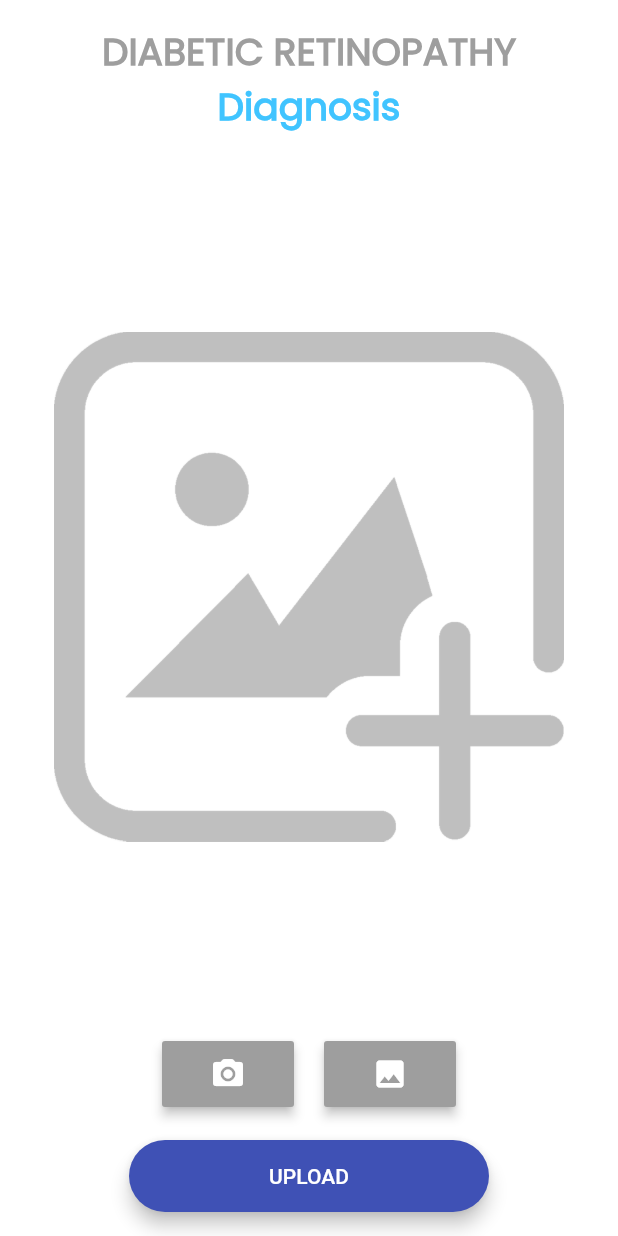
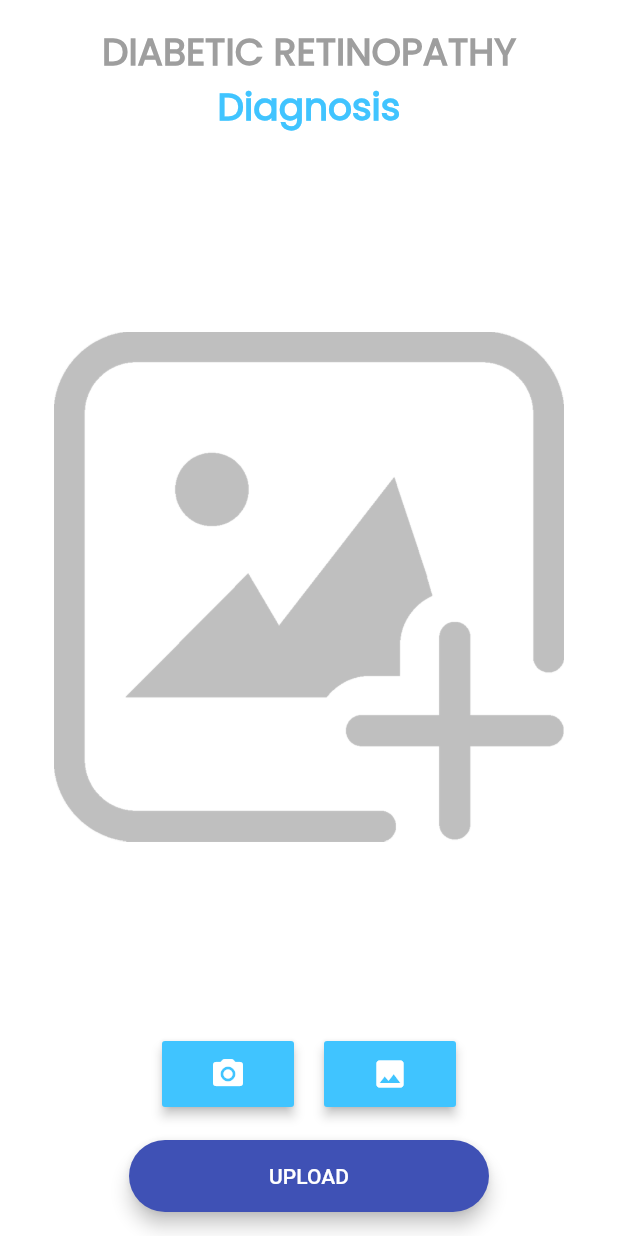
Before and after one commit to Ammar-Raneez/E-Ophthalmologist_UI, a Flutter app: the DiagnosisScreen screen opened by its route, on a phone screen of 412 x 824 dp. Run offline on Flutter 3.47's test engine with Material 2 defaults, Android fonts, the phone set to English and light mode, and no system bars; our stand-ins replace cached_network_image, cloud_firestore, dio, firebase_auth, firebase_core, firebase_storage and 4 more; accounts and stored records are empty.

Commit message:
changed colors

```diff
--- a/lib/screens/diagnosis_screen.dart
+++ b/lib/screens/diagnosis_screen.dart
@@ -233,7 +233,7 @@ class _DiagnosisScreenState extends State<DiagnosisScreen> {
     return RaisedButton(
       elevation: 3.0,
       padding: EdgeInsets.symmetric(horizontal: 25.0, vertical: 10.0),
-      color: Colors.grey,
+      color: Colors.lightBlueAccent,
       onPressed: onPress,
       child: Icon(
         icon,
```
